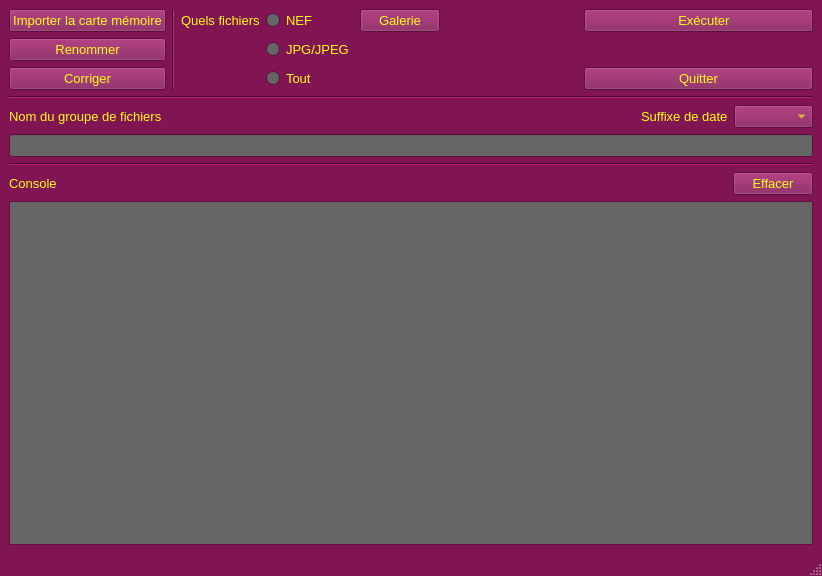
This is interface2.ui in ca-pos/renommage_photos_ui as Qt 5 draws it before an edit. The edited form follows.
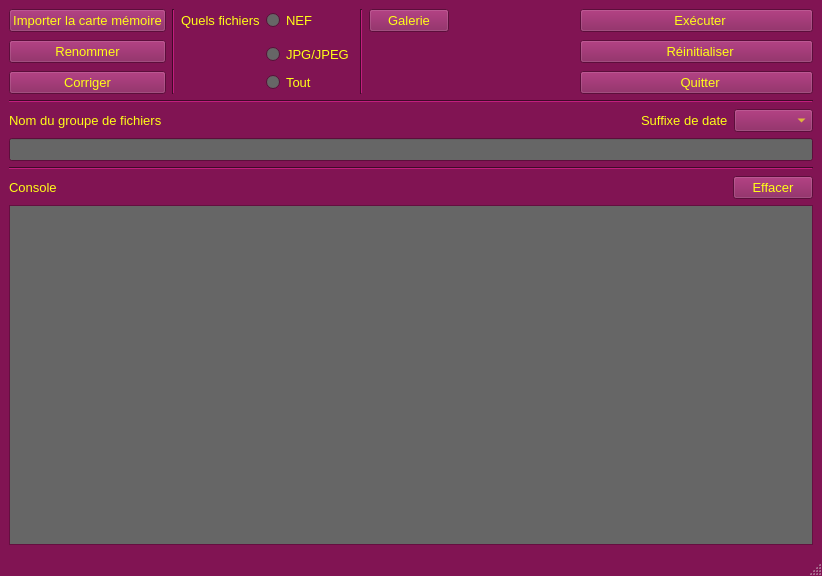
This is the edited form.

Commit message: prepare_task and import task in progress (2)

```diff
--- a/interface2.ui
+++ b/interface2.ui
@@ -589,8 +589,6 @@
      </disabled>
     </palette>
    </property>
-   <layout class="QGridLayout" name="gridLayout_2">
-    <item row="0" column="0">
      <layout class="QGridLayout" name="gridLayout">
       <item row="0" column="0">
        <widget class="QPushButton" name="btn_import">
@@ -605,7 +603,7 @@
         </property>
        </widget>
       </item>
-      <item row="0" column="1" rowspan="3">
+    <item row="0" column="1" rowspan="4">
        <widget class="Line" name="line">
         <property name="orientation">
          <enum>Qt::Orientation::Vertical</enum>
@@ -632,34 +630,41 @@
         </property>
        </widget>
       </item>
-      <item row="0" column="5">
+    <item row="0" column="5" rowspan="4">
+     <widget class="Line" name="line_3">
+      <property name="orientation">
+       <enum>Qt::Orientation::Vertical</enum>
+      </property>
+     </widget>
+    </item>
+    <item row="0" column="6">
        <widget class="QPushButton" name="btn_gallery">
         <property name="text">
          <string>Galerie</string>
         </property>
        </widget>
       </item>
-      <item row="0" column="6">
-       <spacer name="horizontalSpacer_3">
-        <property name="orientation">
-         <enum>Qt::Orientation::Horizontal</enum>
-        </property>
-        <property name="sizeHint" stdset="0">
-         <size>
-          <width>40</width>
-          <height>20</height>
-         </size>
-        </property>
-       </spacer>
-      </item>
       <item row="0" column="7">
+     <spacer name="horizontalSpacer_3">
+      <property name="orientation">
+       <enum>Qt::Orientation::Horizontal</enum>
+      </property>
+      <property name="sizeHint" stdset="0">
+       <size>
+        <width>146</width>
+        <height>17</height>
+       </size>
+      </property>
+     </spacer>
+    </item>
+    <item row="0" column="8">
        <widget class="QPushButton" name="btn_exec">
         <property name="text">
-         <string>                         Exécuter                      </string>
+       <string>                         Exécuter                       </string>
         </property>
        </widget>
       </item>
-      <item row="1" column="0">
+    <item row="1" column="0" rowspan="2">
        <widget class="QPushButton" name="btn_rename">
         <property name="text">
          <string>Renommer</string>
@@ -672,7 +677,7 @@
         </property>
        </widget>
       </item>
-      <item row="1" column="3" rowspan="2">
+    <item row="1" column="3" rowspan="3">
        <spacer name="verticalSpacer_2">
         <property name="orientation">
          <enum>Qt::Orientation::Vertical</enum>
@@ -680,12 +685,19 @@
         <property name="sizeHint" stdset="0">
          <size>
           <width>20</width>
-          <height>49</height>
+        <height>53</height>
          </size>
         </property>
        </spacer>
       </item>
-      <item row="1" column="4">
+    <item row="1" column="8" rowspan="2">
+     <widget class="QPushButton" name="btn_reset">
+      <property name="text">
+       <string>  Réinitialiser</string>
+      </property>
+     </widget>
+    </item>
+    <item row="2" column="4">
        <widget class="QRadioButton" name="rb_jpg">
         <property name="text">
          <string>JPG/JPEG</string>
@@ -698,20 +710,20 @@
         </property>
        </widget>
       </item>
-      <item row="1" column="5" colspan="2">
+    <item row="2" column="6" colspan="2">
        <spacer name="horizontalSpacer_4">
         <property name="orientation">
          <enum>Qt::Orientation::Horizontal</enum>
         </property>
         <property name="sizeHint" stdset="0">
          <size>
-          <width>109</width>
-          <height>20</height>
+        <width>232</width>
+        <height>17</height>
          </size>
         </property>
        </spacer>
       </item>
-      <item row="2" column="0">
+    <item row="3" column="0">
        <widget class="QPushButton" name="btn_correct">
         <property name="text">
          <string>Corriger</string>
@@ -721,7 +733,7 @@
         </property>
        </widget>
       </item>
-      <item row="2" column="4">
+    <item row="3" column="4">
        <widget class="QRadioButton" name="rb_all">
         <property name="text">
          <string>Tout</string>
@@ -731,23 +743,21 @@
         </property>
        </widget>
       </item>
-      <item row="2" column="7">
+    <item row="3" column="8">
        <widget class="QPushButton" name="btn_quit">
         <property name="text">
-         <string>Quitter</string>
+       <string>  Quitter</string>
         </property>
        </widget>
       </item>
-     </layout>
-    </item>
-    <item row="1" column="0">
+    <item row="4" column="0" colspan="9">
      <widget class="Line" name="line_2">
       <property name="orientation">
        <enum>Qt::Orientation::Horizontal</enum>
       </property>
      </widget>
     </item>
-    <item row="2" column="0">
+    <item row="5" column="0" colspan="9">
      <layout class="QVBoxLayout" name="verticalLayout">
       <item>
        <layout class="QHBoxLayout" name="horizontalLayout">
@@ -798,16 +808,18 @@
       </item>
      </layout>
     </item>
-    <item row="3" column="0">
+    <item row="6" column="0" colspan="9">
      <widget class="Line" name="line_4">
       <property name="orientation">
        <enum>Qt::Orientation::Horizontal</enum>
       </property>
      </widget>
     </item>
-    <item row="4" column="0">
-     <layout class="QGridLayout" name="gridLayout_3">
-      <item row="0" column="0">
+    <item row="7" column="0" colspan="9">
+     <layout class="QVBoxLayout" name="verticalLayout_2">
+      <item>
+       <layout class="QHBoxLayout" name="horizontalLayout_2">
+        <item>
        <widget class="QLabel" name="lbl_list_of_files">
         <property name="text">
          <string>Console</string>
@@ -817,7 +829,7 @@
         </property>
        </widget>
       </item>
-      <item row="0" column="1">
+        <item>
        <spacer name="horizontalSpacer">
         <property name="orientation">
          <enum>Qt::Orientation::Horizontal</enum>
@@ -830,14 +842,16 @@
         </property>
        </spacer>
       </item>
-      <item row="0" column="2">
+        <item>
        <widget class="QPushButton" name="btn_clear_output">
         <property name="text">
          <string>Effacer</string>
         </property>
        </widget>
       </item>
-      <item row="1" column="0" colspan="3">
+       </layout>
+      </item>
+      <item>
        <widget class="QListWidget" name="console"/>
       </item>
      </layout>
```
Lines whose indentation alone changed are shown as unchanged. The commit also changes 2 other files.
